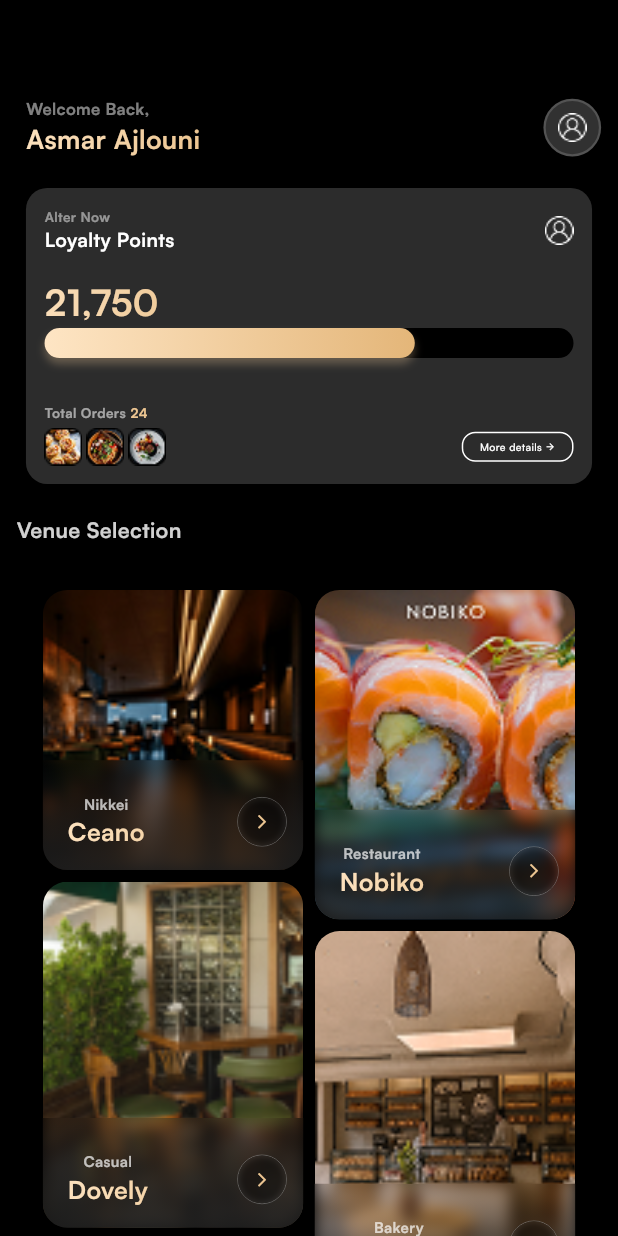
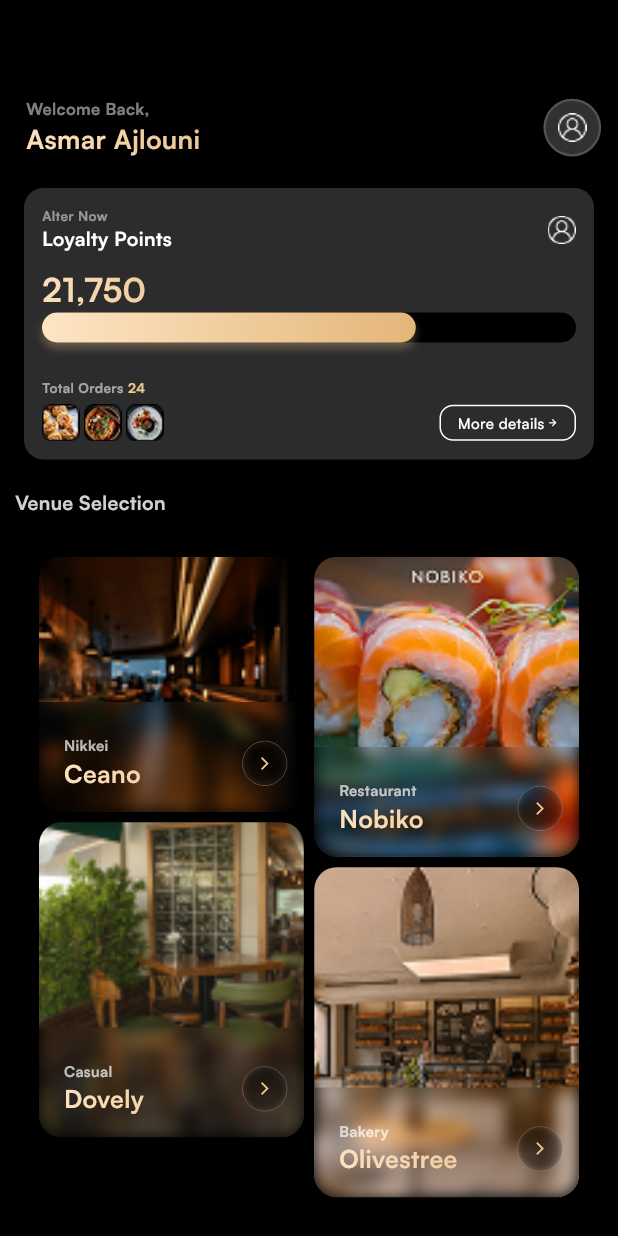
Before and after one commit to fatima304/Recast-Designs-Task, a Flutter app: the screen it shows after launch, on a phone screen of 412 x 824 dp. Run offline on Flutter 3.47's test engine with Material 3 defaults, Android fonts, the phone set to English and light mode, and no system bars.

Commit message:
Home Screen is done

```diff
--- a/lib/core/constants/app_text_styles.dart
+++ b/lib/core/constants/app_text_styles.dart
@@ -21,16 +21,16 @@ class AppTextStyles {
       ).createShader(const Rect.fromLTWH(0, 0, 200, 20)),
   );
 
-    static  TextStyle font13BoldWhite = TextStyle(
+  static TextStyle font13BoldWhite = TextStyle(
     fontFamily: FontFamilyHelper.satoshiFamily,
     fontWeight: FontWeightHelper.bold,
     fontSize: 13,
     color: AppColors.white,
   );
-      static  TextStyle font7MediumWhite = TextStyle(
+  static TextStyle font10MediumWhite = TextStyle(
     fontFamily: FontFamilyHelper.satoshiFamily,
     fontWeight: FontWeightHelper.medium,
-    fontSize: 7,
+    fontSize: 10,
     color: AppColors.white,
   );
 }
--- /dev/null
+++ b/lib/features/home/data/models/loyalty_model.dart
@@ -0,0 +1,13 @@
+class LoyaltyModel {
+  final int currentPoints;
+  final int totalOrders;
+  final double progress;
+  final List<String> recentFoodImages;
+
+  const LoyaltyModel({
+    required this.currentPoints,
+    required this.totalOrders,
+    required this.progress,
+    required this.recentFoodImages,
+  });
+}
--- /dev/null
+++ b/lib/features/home/data/models/user_model.dart
@@ -0,0 +1,9 @@
+class UserModel {
+  final String name;
+  final String avatarUrl;
+
+  const UserModel({
+    required this.name,
+    required this.avatarUrl,
+  });
+}
--- /dev/null
+++ b/lib/features/home/data/models/venue_model.dart
@@ -0,0 +1,11 @@
+class VenueModel {
+  final String title;
+  final String subTitle;
+  final String imageUrl;
+
+  const VenueModel({
+    required this.title,
+    required this.subTitle,
+    required this.imageUrl,
+  });
+}
--- /dev/null
+++ b/lib/features/home/data/venue_data.dart
@@ -0,0 +1,27 @@
+import 'package:recast_design_task/core/constants/app_images.dart';
+import 'package:recast_design_task/features/home/data/models/venue_model.dart';
+
+class VenueData {
+  static const List<VenueModel> venues = [
+    VenueModel(
+      title: 'Ceano',
+      subTitle: 'Nikkei',
+      imageUrl: AppImages.ceano,
+    ),
+    VenueModel(
+      title: 'Nobiko',
+      subTitle: 'Restaurant',
+      imageUrl: AppImages.nobiko,
+    ),
+    VenueModel(
+      title: 'Dovely',
+      subTitle: 'Casual',
+      imageUrl: AppImages.dovely,
+    ),
+    VenueModel(
+      title: 'Olivestree',
+      subTitle: 'Bakery',
+      imageUrl: AppImages.oliverstree,
+    ),
+  ];
+}
--- /dev/null
+++ b/lib/features/home/widgets/common/food_images_row.dart
@@ -0,0 +1,18 @@
+import 'package:flutter/material.dart';
+import 'package:recast_design_task/core/constants/app_images.dart';
+
+class FoodImagesRow extends StatelessWidget {
+  const FoodImagesRow({super.key});
+
+  @override
+  Widget build(BuildContext context) {
+    return Row(
+      spacing: 3,
+      children: [
+        Image.asset(AppImages.food1),
+        Image.asset(AppImages.food2),
+        Image.asset(AppImages.food3),
+      ],
+    );
+  }
+}
--- /dev/null
+++ b/lib/features/home/widgets/common/glass_icon_button.dart
@@ -0,0 +1,49 @@
+import 'dart:ui';
+import 'package:flutter/material.dart';
+import 'package:recast_design_task/core/constants/app_colors.dart';
+import 'package:recast_design_task/core/utils/responsive_helper.dart';
+
+class GlassIconButton extends StatelessWidget {
+  final IconData icon;
+  final double containerSize;
+  final double iconSize;
+  final VoidCallback? onTap;
+  final Color iconColor;
+
+  const GlassIconButton({
+    super.key,
+    required this.icon,
+    required this.containerSize,
+    required this.iconSize,
+    this.onTap,
+    this.iconColor = const Color(0xFFEDC692),
+  });
+
+  @override
+  Widget build(BuildContext context) {
+    return GestureDetector(
+      onTap: onTap,
+      child: Container(
+        width: containerSize,
+        height: containerSize,
+        decoration: BoxDecoration(
+          shape: BoxShape.circle,
+          color: AppColors.black.withOpacity(0.4),
+          border: Border.all(color: AppColors.white.withOpacity(0.4), width: 0.5),
+        ),
+        child: ClipOval(
+          child: BackdropFilter(
+            filter: ImageFilter.blur(sigmaX: 2, sigmaY: 2),
+            child: Center(
+              child: Icon(
+                icon,
+                size: iconSize,
+                color: iconColor,
+              ),
+            ),
+          ),
+        ),
+      ),
+    );
+  }
+}
--- a/lib/features/home/widgets/home_header.dart
+++ b/lib/features/home/widgets/home_header.dart
@@ -3,6 +3,7 @@ import 'package:recast_design_task/core/constants/app_colors.dart';
 import 'package:recast_design_task/core/constants/app_images.dart';
 import 'package:recast_design_task/core/constants/app_strings.dart';
 import 'package:recast_design_task/core/constants/app_text_styles.dart';
+import 'package:recast_design_task/core/routing/routes.dart';
 import 'package:recast_design_task/core/utils/responsive_helper.dart';
 
 class HomeHeader extends StatelessWidget {
@@ -16,7 +17,11 @@ class HomeHeader extends StatelessWidget {
     final iconSize = ResponsiveHelper.getSize(context, 19);
 
     return Padding(
-      padding: EdgeInsets.only(top: topPadding, left: horizontalPadding, right: horizontalPadding * 0.65),
+      padding: EdgeInsets.only(
+        top: topPadding,
+        left: horizontalPadding,
+        right: horizontalPadding * 0.65,
+      ),
       child: Row(
         mainAxisAlignment: MainAxisAlignment.spaceBetween,
         crossAxisAlignment: CrossAxisAlignment.center,
@@ -50,7 +55,16 @@ class HomeHeader extends StatelessWidget {
                 width: 1.5,
               ),
             ),
-            child: Image.asset(AppImages.user, width: iconSize, height: iconSize),
+            child: GestureDetector(
+              onTap: () {
+                Navigator.pushNamed(context, Routes.profileScreen);
+              },
+              child: Image.asset(
+                AppImages.user,
+                width: iconSize,
+                height: iconSize,
+              ),
+            ),
           ),
         ],
       ),
--- a/lib/features/home/widgets/loyality_card.dart
+++ b/lib/features/home/widgets/loyality_card.dart
@@ -1,33 +1,26 @@
 import 'package:flutter/material.dart';
 import 'package:recast_design_task/core/constants/app_colors.dart';
-import 'package:recast_design_task/core/constants/app_strings.dart';
-import 'package:recast_design_task/core/constants/app_text_styles.dart';
-import 'package:recast_design_task/core/utils/responsive_helper.dart';
-import 'package:recast_design_task/features/home/widgets/loyality_header.dart';
-import 'package:recast_design_task/features/home/widgets/progress_bar.dart';
-import 'package:recast_design_task/features/home/widgets/total_orders_widget.dart';
+import 'package:recast_design_task/features/home/widgets/loyality_items.dart';
 
 class LoyalityCard extends StatelessWidget {
   const LoyalityCard({super.key});
 
   @override
   Widget build(BuildContext context) {
-    final horizontalMargin = ResponsiveHelper.getHorizontalPadding(context);
-    final cardPadding = ResponsiveHelper.getCardPadding(context);
-    final borderRadius = ResponsiveHelper.getBorderRadius(context, 13);
+
 
     return Container(
       width: double.infinity,
-      margin: EdgeInsets.symmetric(horizontal: horizontalMargin),
-      padding: EdgeInsets.all(cardPadding),
+      margin: EdgeInsets.symmetric(horizontal: 16),
+      padding: EdgeInsets.all(12),
       decoration: BoxDecoration(
         color: AppColors.darkgrey.withOpacity(0.3),
-        borderRadius: BorderRadius.circular(borderRadius),
+        borderRadius: BorderRadius.circular(13),
         boxShadow: [
           BoxShadow(
             color: AppColors.black.withOpacity(0.15),
-            offset: Offset(0, ResponsiveHelper.getSize(context, 4)),
-            blurRadius: ResponsiveHelper.getSize(context, 4),
+            offset: Offset(0, 4),
+            blurRadius: 4,
           ),
         ],
       ),
@@ -35,29 +28,3 @@ class LoyalityCard extends StatelessWidget {
     );
   }
 }
-
-class LoyalityItems extends StatelessWidget {
-  const LoyalityItems({super.key});
-
-  @override
-  Widget build(BuildContext context) {
-    final spacing = ResponsiveHelper.getSmallSpacing(context);
-    final largeSpacing = ResponsiveHelper.getLargeSpacing(context);
-    final pointsFontSize = ResponsiveHelper.getFontSize(context, 22);
-
-    return Column(
-      crossAxisAlignment: CrossAxisAlignment.start,
-      children: [
-        LoyalityHeader(),
-        SizedBox(height: spacing),
-        Text(
-          AppStrings.points,
-          style: AppTextStyles.font16BoldYellow.copyWith(fontSize: pointsFontSize),
-        ),
-        CustomProgressBar(progress: 0.7),
-        SizedBox(height: largeSpacing),
-        TotalOrdersWidget(),
-      ],
-    );
-  }
-}
--- /dev/null
+++ b/lib/features/home/widgets/loyality_items.dart
@@ -0,0 +1,29 @@
+import 'package:flutter/material.dart';
+import 'package:recast_design_task/core/constants/app_strings.dart';
+import 'package:recast_design_task/core/constants/app_text_styles.dart';
+import 'package:recast_design_task/features/home/widgets/loyality_header.dart';
+import 'package:recast_design_task/features/home/widgets/progress_bar.dart';
+import 'package:recast_design_task/features/home/widgets/total_orders_widget.dart';
+
+class LoyalityItems extends StatelessWidget {
+  const LoyalityItems({super.key});
+
+  @override
+  Widget build(BuildContext context) {
+
+    return Column(
+      crossAxisAlignment: CrossAxisAlignment.start,
+      children: [
+        LoyalityHeader(),
+        SizedBox(height: 8),
+        Text(
+          AppStrings.points,
+          style: AppTextStyles.font16BoldYellow.copyWith(fontSize: 22),
+        ),
+        CustomProgressBar(progress: 0.7),
+        SizedBox(height: 24),
+        TotalOrdersWidget(),
+      ],
+    );
+  }
+}
--- a/lib/features/home/widgets/progress_bar.dart
+++ b/lib/features/home/widgets/progress_bar.dart
@@ -10,10 +10,10 @@ class CustomProgressBar extends StatelessWidget {
   Widget build(BuildContext context) {
     return Container(
       width: double.infinity,
-      height: 20,
+      height: 20.0,
       decoration: BoxDecoration(
         color: Colors.black,
-        borderRadius: BorderRadius.circular(12),
+        borderRadius: BorderRadius.circular(12.0),
       ),
       child: Stack(
         children: [
@@ -22,7 +22,7 @@ class CustomProgressBar extends StatelessWidget {
             widthFactor: progress.clamp(0.0, 1.0),
             child: Container(
               decoration: BoxDecoration(
-                borderRadius: BorderRadius.circular(12),
+                borderRadius: BorderRadius.circular(12.0),
                 gradient: const LinearGradient(
                   begin: Alignment.centerLeft,
                   end: Alignment.centerRight,
--- a/lib/features/home/widgets/total_orders_widget.dart
+++ b/lib/features/home/widgets/total_orders_widget.dart
@@ -1,8 +1,8 @@
 import 'package:flutter/material.dart';
 import 'package:recast_design_task/core/constants/app_colors.dart';
-import 'package:recast_design_task/core/constants/app_images.dart';
 import 'package:recast_design_task/core/constants/app_strings.dart';
 import 'package:recast_design_task/core/constants/app_text_styles.dart';
+import 'package:recast_design_task/features/home/widgets/common/food_images_row.dart';
 import 'package:recast_design_task/features/home/widgets/view_details_button.dart';
 
 class TotalOrdersWidget extends StatelessWidget {
@@ -34,20 +34,9 @@ class TotalOrdersWidget extends StatelessWidget {
         ),
         Row(
           mainAxisAlignment: MainAxisAlignment.spaceBetween,
-          children: [imagesRow(), MoreDetailsButton()],
+          children: [FoodImagesRow(), MoreDetailsButton()],
         ),
       ],
     );
   }
 }
-
-Row imagesRow() {
-  return Row(
-    spacing: 3,
-    children: [
-      Image.asset(AppImages.food1),
-      Image.asset(AppImages.food2),
-      Image.asset(AppImages.food3),
-    ],
-  );
-}
--- a/lib/features/home/widgets/venue_selection_items.dart
+++ b/lib/features/home/widgets/venue_selection_items.dart
@@ -2,52 +2,34 @@ import 'dart:ui';
 import 'package:flutter/material.dart';
 import 'package:flutter_staggered_grid_view/flutter_staggered_grid_view.dart';
 import 'package:recast_design_task/core/constants/app_colors.dart';
-import 'package:recast_design_task/core/constants/app_images.dart';
 import 'package:recast_design_task/core/constants/app_text_styles.dart';
 import 'package:recast_design_task/core/utils/responsive_helper.dart';
+import 'package:recast_design_task/features/home/data/venue_data.dart';
+import 'package:recast_design_task/features/home/widgets/common/glass_icon_button.dart';
 
 class VenueSelectionItems extends StatelessWidget {
   const VenueSelectionItems({super.key});
 
   @override
   Widget build(BuildContext context) {
-     final List<double> itemHeights = [
-      ResponsiveHelper.getSize(context, 170),
-      ResponsiveHelper.getSize(context, 200),
-      ResponsiveHelper.getSize(context, 210),
-      ResponsiveHelper.getSize(context, 220),
-    ];
-    final List<String> subTitles = ['Nikkei', 'Restaurant', 'Casual', 'Bakery'];
-    final List<String> titles = ['Ceano', 'Nobiko', 'Dovely', 'Olivestree'];
-    final List<String> images = [
-      AppImages.ceano,
-      AppImages.nobiko,
-      AppImages.dovely,
-      AppImages.oliverstree,
-    ];
-
-    final gridPadding = ResponsiveHelper.getSize(context, 16);
-    final verticalPadding = ResponsiveHelper.getSize(context, 10);
-    final spacing = ResponsiveHelper.getSize(context, 7);
-    final borderRadius = ResponsiveHelper.getBorderRadius(context, 15);
-    final arrowSize = ResponsiveHelper.getSize(context, 30);
-    final arrowIconSize = ResponsiveHelper.getSize(context, 10);
+    final venues = VenueData.venues;
+    final List<double> itemHeights = [170, 200, 210, 220];
 
     return MasonryGridView.count(
       shrinkWrap: true,
       physics: const NeverScrollableScrollPhysics(),
-      padding: EdgeInsets.symmetric(horizontal: gridPadding, vertical: verticalPadding),
+      padding: EdgeInsets.symmetric(horizontal: 16, vertical: 10),
       crossAxisCount: 2,
-      mainAxisSpacing: spacing,
-      crossAxisSpacing: spacing,
-      itemCount: 4,
+      mainAxisSpacing: 7,
+      crossAxisSpacing: 7,
+      itemCount: venues.length,
       itemBuilder: (context, index) {
         return Container(
           height: itemHeights[index],
           decoration: BoxDecoration(
-            borderRadius: BorderRadius.circular(borderRadius),
+            borderRadius: BorderRadius.circular(15),
             image: DecorationImage(
-              image: AssetImage(images[index]),
+              image: AssetImage(venues[index].imageUrl),
               fit: BoxFit.cover,
             ),
           ),
@@ -56,25 +38,13 @@ class VenueSelectionItems extends StatelessWidget {
             children: [
               ClipRRect(
                 borderRadius: BorderRadius.only(
-                  bottomLeft: Radius.circular(borderRadius),
-                  bottomRight: Radius.circular(borderRadius),
+                  bottomLeft: Radius.circular(15),
+                  bottomRight: Radius.circular(15),
                 ),
                 child: BackdropFilter(
                   filter: ImageFilter.blur(sigmaX: 5, sigmaY: 5),
                   child: Container(
                     width: double.infinity,
-                    decoration: BoxDecoration(
-                      gradient: LinearGradient(
-                        begin: Alignment.topCenter,
-                        end: Alignment.bottomCenter,
-                        colors: [
-                          const Color(0xFF222222).withOpacity(0.0),
-                          const Color(0xFF222222).withOpacity(0.54),
-                          const Color(0xFF222222).withOpacity(0.8),
-                        ],
-                        stops: const [0.0, 0.54, 1.0],
-                      ),
-                    ),
                     padding: EdgeInsets.only(
                       left: ResponsiveHelper.getSize(context, 15),
                       right: ResponsiveHelper.getSize(context, 10),
@@ -89,23 +59,35 @@ class VenueSelectionItems extends StatelessWidget {
                           mainAxisAlignment: MainAxisAlignment.spaceBetween,
                           children: [
                             Column(
+                              crossAxisAlignment: CrossAxisAlignment.start,
                               children: [
                                 Text(
-                                  subTitles[index],
+                                  venues[index].subTitle,
                                   style: AppTextStyles.font10BoldWhite.copyWith(
-                                    fontSize: ResponsiveHelper.getFontSize(context, 9),
+                                    fontSize: ResponsiveHelper.getFontSize(
+                                      context,
+                                      9,
+                                    ),
                                     color: AppColors.white.withOpacity(0.7),
                                   ),
                                 ),
                                 Text(
-                                  titles[index],
-                                  style: AppTextStyles.font16BoldYellow.copyWith(
-                                    fontSize: ResponsiveHelper.getFontSize(context, 15),
-                                  ),
+                                  venues[index].title,
+                                  style: AppTextStyles.font16BoldYellow
+                                      .copyWith(
+                                        fontSize: ResponsiveHelper.getFontSize(
+                                          context,
+                                          15,
+                                        ),
+                                      ),
                                 ),
                               ],
                             ),
-                            _buildGlassArrow(arrowSize, arrowIconSize),
+                            GlassIconButton(
+                              icon: Icons.arrow_forward_ios,
+                              containerSize: 30,
+                              iconSize: 10,
+                            ),
                           ],
                         ),
                       ],
@@ -119,28 +101,4 @@ class VenueSelectionItems extends StatelessWidget {
       },
     );
   }
-
-  Widget _buildGlassArrow(double containerSize, double iconSize) {
-    return Container(
-      width: containerSize,
-      height: containerSize,
-      decoration: BoxDecoration(
-        shape: BoxShape.circle,
-        color: AppColors.black.withOpacity(0.4),
-        border: Border.all(color: AppColors.white.withOpacity(0.4), width: 0.5),
-      ),
-      child: ClipOval(
-        child: BackdropFilter(
-          filter: ImageFilter.blur(sigmaX: 2, sigmaY: 2),
-          child: Center(
-            child: Icon(
-              Icons.arrow_forward_ios,
-              size: iconSize,
-              color: const Color(0xFFEDC692),
-            ),
-          ),
-        ),
-      ),
-    );
-  }
 }
--- a/lib/features/home/widgets/venue_selection_section.dart
+++ b/lib/features/home/widgets/venue_selection_section.dart
@@ -2,7 +2,6 @@ import 'package:flutter/material.dart';
 import 'package:recast_design_task/core/constants/app_colors.dart';
 import 'package:recast_design_task/core/constants/app_strings.dart';
 import 'package:recast_design_task/core/constants/app_text_styles.dart';
-import 'package:recast_design_task/core/utils/responsive_helper.dart';
 import 'package:recast_design_task/features/home/widgets/venue_selection_items.dart';
 
 class VenueSelectionSection extends StatelessWidget {
@@ -10,23 +9,20 @@ class VenueSelectionSection extends StatelessWidget {
 
   @override
   Widget build(BuildContext context) {
-    final horizontalPadding = ResponsiveHelper.getSize(context, 10);
-    final verticalSpacing = ResponsiveHelper.getMediumSpacing(context);
-    final titleFontSize = ResponsiveHelper.getFontSize(context, 13);
 
     return Padding(
-      padding: EdgeInsets.symmetric(horizontal: horizontalPadding),
+      padding: EdgeInsets.symmetric(horizontal: 10),
       child: Column(
         crossAxisAlignment: CrossAxisAlignment.start,
         children: [
           Text(
             AppStrings.venueSelection,
             style: AppTextStyles.font13BoldWhite.copyWith(
-              fontSize: titleFontSize,
+              fontSize: 13,
               color: AppColors.white.withOpacity(0.82),
             ),
           ),
-          SizedBox(height: verticalSpacing),
+          SizedBox(height: 16),
           VenueSelectionItems(),
         ],
       ),
--- a/lib/features/home/widgets/view_details_button.dart
+++ b/lib/features/home/widgets/view_details_button.dart
@@ -8,10 +8,15 @@ class MoreDetailsButton extends StatelessWidget {
 
   @override
   Widget build(BuildContext context) {
+
+
     return GestureDetector(
       onTap: () {},
       child: Container(
-        padding: const EdgeInsets.symmetric(horizontal: 11, vertical: 4),
+        padding: EdgeInsets.symmetric(
+          horizontal: 11,
+          vertical: 4,
+        ),
         decoration: BoxDecoration(
           color: Colors.transparent,
           borderRadius: BorderRadius.circular(9),
@@ -21,7 +26,10 @@ class MoreDetailsButton extends StatelessWidget {
           spacing: 2,
           mainAxisAlignment: MainAxisAlignment.center,
           children: [
-            Text(AppStrings.moreDetails, style: AppTextStyles.font7MediumWhite),
+            Text(
+              AppStrings.moreDetails,
+              style: AppTextStyles.font10MediumWhite,
+            ),
             Icon(Icons.arrow_forward, color: Colors.white, size: 7),
           ],
         ),
```
